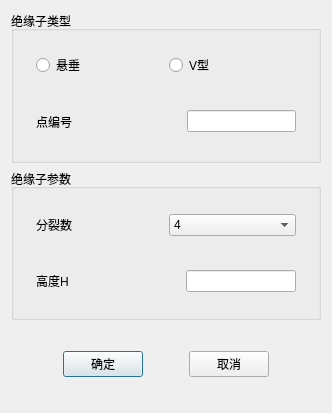
Above: TW/Interphase_spacer.ui from Shixuku/Tower-Visual before the change. Below: the same form after it.
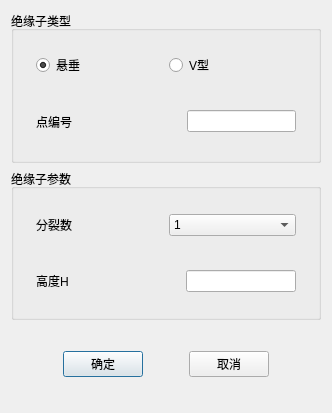
That is the form after the change.

```diff
--- a/TW/Interphase_spacer.ui
+++ b/TW/Interphase_spacer.ui
@@ -28,6 +28,12 @@
            <property name="text">
             <string>悬垂</string>
            </property>
+           <property name="checkable">
+            <bool>true</bool>
+           </property>
+           <property name="checked">
+            <bool>true</bool>
+           </property>
           </widget>
          </item>
          <item>
@@ -125,11 +131,6 @@
          </item>
          <item>
           <widget class="QComboBox" name="combo_count">
-           <item>
-            <property name="text">
-             <string>4</string>
-            </property>
-           </item>
            <item>
             <property name="text">
              <string>1</string>
```
Left out of the diff: 7 changed lines with no effect on the pictures.
